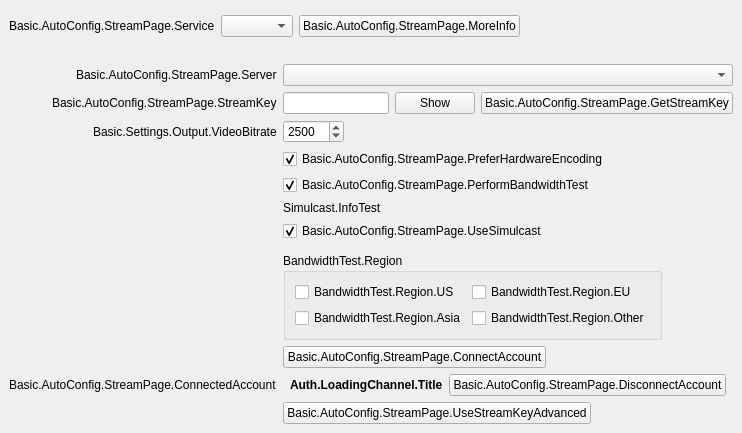
exeldro/obs-studio, file UI/forms/AutoConfigStreamPage.ui: the form before one commit.
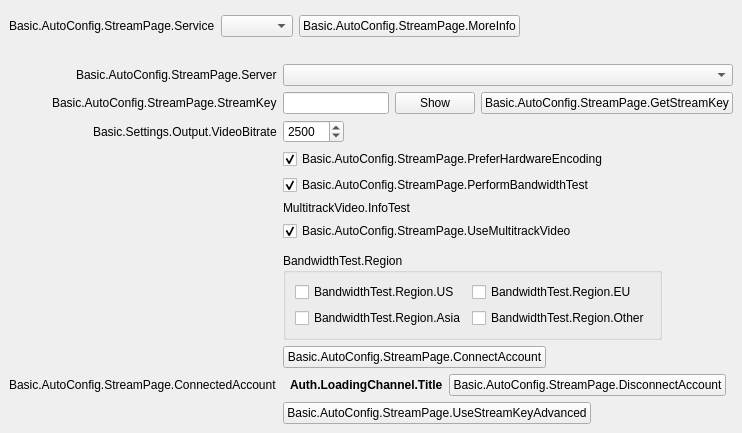
The form after the commit. Custom widgets are drawn as their Qt base class.

Commit message: UI: Rename simulcast to multitrack video

```diff
--- a/UI/forms/AutoConfigStreamPage.ui
+++ b/UI/forms/AutoConfigStreamPage.ui
@@ -382,7 +382,7 @@
        <item row="5" column="1">
         <widget class="QLabel" name="simulcastInfo">
          <property name="text">
-          <string>Simulcast.InfoTest</string>
+          <string>MultitrackVideo.InfoTest</string>
          </property>
          <property name="textFormat">
           <enum>Qt::RichText</enum>
@@ -401,7 +401,7 @@
        <item row="6" column="1">
         <widget class="QCheckBox" name="useSimulcast">
          <property name="text">
-          <string>Basic.AutoConfig.StreamPage.UseSimulcast</string>
+          <string>Basic.AutoConfig.StreamPage.UseMultitrackVideo</string>
          </property>
          <property name="checked">
           <bool>true</bool>
```
Left out of the diff: 4 changed lines with no effect on the pictures. The commit also changes 21 other files.
